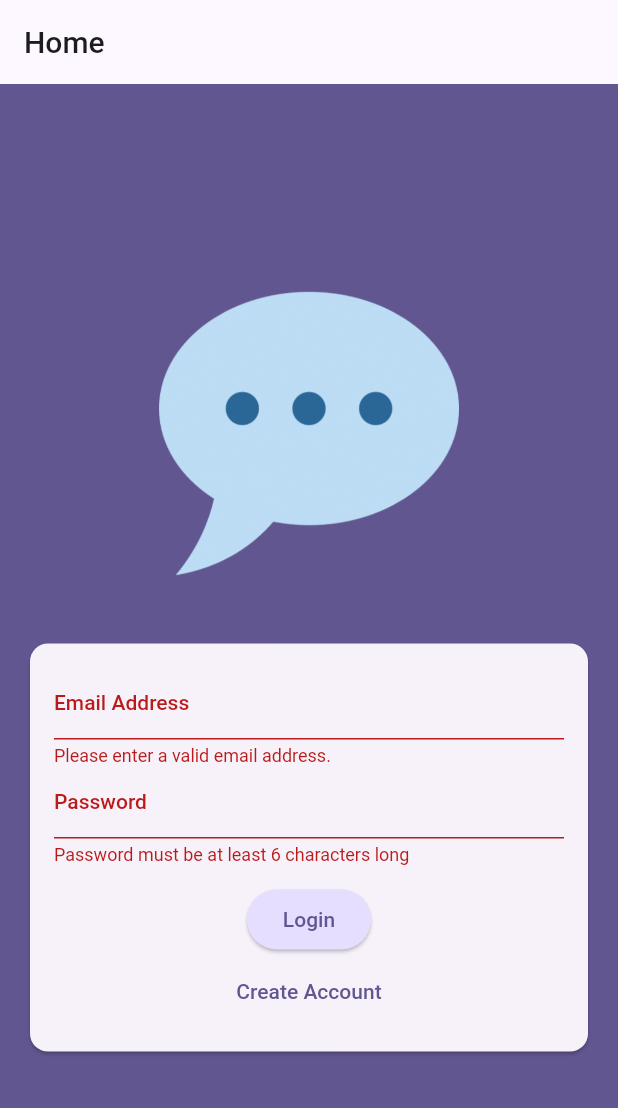
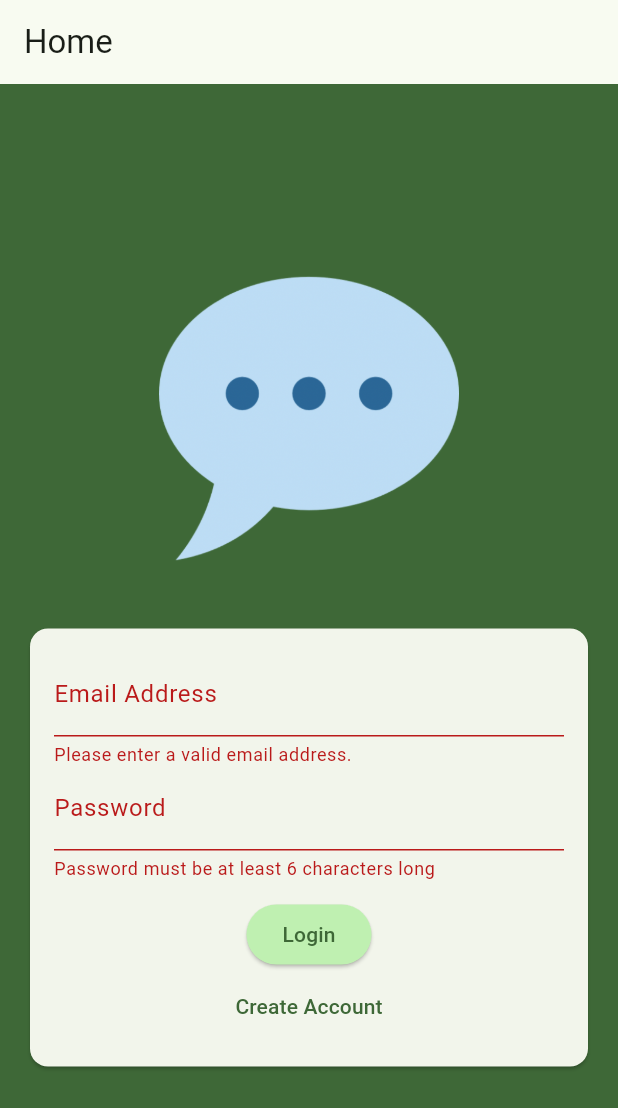
Before and after one commit to Junichi-Machii/flutter_app_chat01, a Flutter app: the screen it shows after launch, after a tap on "Login", on a phone screen of 412 x 824 dp. Shown: the top 1108 px of the screen. Run offline on Flutter 3.47's test engine with Material 2 defaults, Android fonts, the phone set to English and light mode, and no system bars; our stand-ins replace firebase_auth, firebase_core; accounts and stored records are empty.

Commit message:
add chat screen splash screen

```diff
--- a/lib/main.dart
+++ b/lib/main.dart
@@ -1,11 +1,14 @@
+import 'package:firebase_auth/firebase_auth.dart';
 import 'package:flutter/material.dart';
-import 'package:flutter/foundation.dart';
+
 //packages
-import 'package:device_preview/device_preview.dart';
 import 'package:firebase_core/firebase_core.dart';
 import 'firebase_options.dart';
 
+//screens
 import 'package:flutter_chat_app01/screens/auth.dart';
+import 'package:flutter_chat_app01/screens/chat.dart';
+import 'package:flutter_chat_app01/screens/splash.dart';
 
 void main() async {
   WidgetsFlutterBinding.ensureInitialized();
@@ -13,12 +16,7 @@
     options: DefaultFirebaseOptions.currentPlatform,
   );
   const app = App();
-
-  if (kIsWeb) {
-    runApp(DevicePreview(builder: (_) => app));
-  } else {
-    runApp(app);
-  }
+  runApp(app);
 }
 
 class App extends StatelessWidget {
@@ -28,16 +26,29 @@
   Widget build(BuildContext context) {
     return MaterialApp(
       title: 'FlutterChat',
-      theme: ThemeData().copyWith(
+      theme: ThemeData(
         useMaterial3: true,
-        colorScheme: ColorScheme.fromSeed(
-            seedColor: const Color.fromARGB(255, 63, 17, 177)),
+      ).copyWith(
+        colorScheme:
+            ColorScheme.fromSeed(seedColor: Color.fromARGB(255, 56, 192, 54)),
       ),
       home: Scaffold(
         appBar: AppBar(
           title: Text('Home'),
         ),
-        body: const AuthScreen(),
+        body: StreamBuilder(
+          stream: FirebaseAuth.instance.authStateChanges(),
+          builder: (ctx, snapshot) {
+            if (snapshot.connectionState == ConnectionState.waiting) {
+              return const SplashScreen();
+            }
+            if (snapshot.hasData) {
+              return const ChatScreen();
+            }
+
+            return const AuthScreen();
+          },
+        ),
       ),
     );
   }
--- a/lib/screens/auth.dart
+++ b/lib/screens/auth.dart
@@ -1,5 +1,9 @@
 import 'package:flutter/foundation.dart';
 import 'package:flutter/material.dart';
+
+import 'package:firebase_auth/firebase_auth.dart';
+
+final _firebase = FirebaseAuth.instance;
 
 class AuthScreen extends StatefulWidget {
   const AuthScreen({super.key});
@@ -13,13 +17,37 @@
   var _isLogin = true;
   var _enteredEmail = '';
   var _enteredPassword = '';
-  void _submit() {
+  void _submit() async {
     final isValid = _formKey.currentState!.validate();
-    if (isValid) {
-      _formKey.currentState!.save();
-      print(_enteredEmail);
-      print(_enteredPassword);
+    if (!isValid) {
+      return;
     }
+    _formKey.currentState!.save();
+
+    try {
+      if (_isLogin) {
+        final UserCredential = await _firebase.signInWithEmailAndPassword(
+            email: _enteredEmail, password: _enteredPassword);
+      } else {
+        final userCredentials = await _firebase.createUserWithEmailAndPassword(
+            email: _enteredEmail, password: _enteredPassword);
+      }
+    } on FirebaseAuthException catch (e) {
+      if (e.code == 'email-already-in-use') {}
+      ScaffoldMessenger.of(context).clearSnackBars();
+      ScaffoldMessenger.of(context).showSnackBar(
+        SnackBar(
+          content: Text(e.message ?? 'Authentication failed'),
+        ),
+      );
+    }
+  }
+
+  @override
+  void dispose() {
+    _enteredEmail.trim();
+    _enteredPassword.trim();
+    super.dispose();
   }
 
   @override
--- /dev/null
+++ b/lib/screens/splash.dart
@@ -0,0 +1,15 @@
+import 'package:flutter/material.dart';
+
+class SplashScreen extends StatelessWidget {
+  const SplashScreen({super.key});
+
+  @override
+  Widget build(BuildContext context) {
+    return Scaffold(
+      appBar: AppBar(title: const Text("chat screen")),
+      body: const Center(
+        child: Text('Loading...'),
+      ),
+    );
+  }
+}
--- a/pubspec.yaml
+++ b/pubspec.yaml
@@ -28,7 +28,7 @@
 # the latest version available on pub.dev. To see which dependencies have newer
 # versions available, run `flutter pub outdated`.
 dependencies:
-  device_preview:
+
   firebase_core:
   flutter:
     sdk: flutter
```
Also changed, not shown: lib/screens/chat.dart (added, +15 -0 lines), pubspec.lock, 1 other file.
